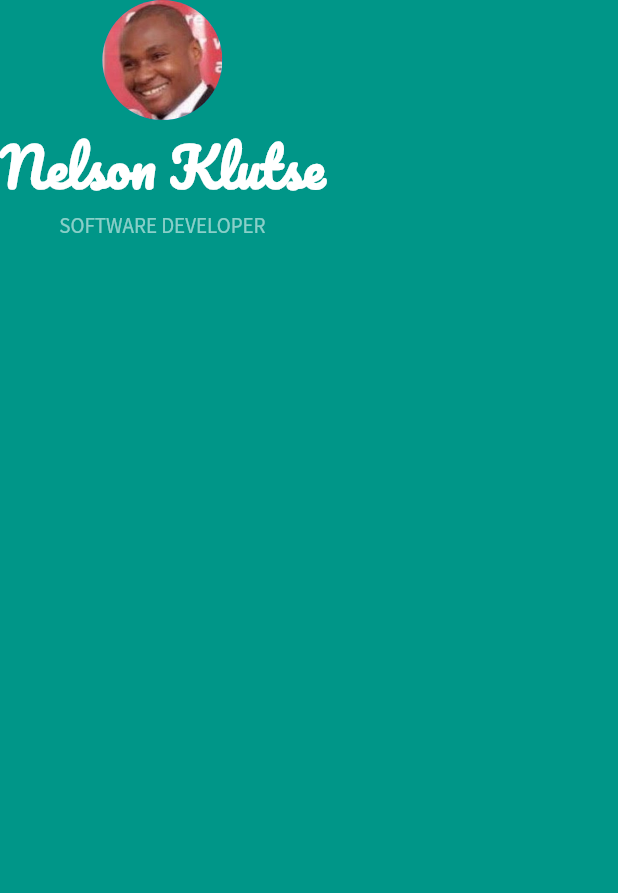
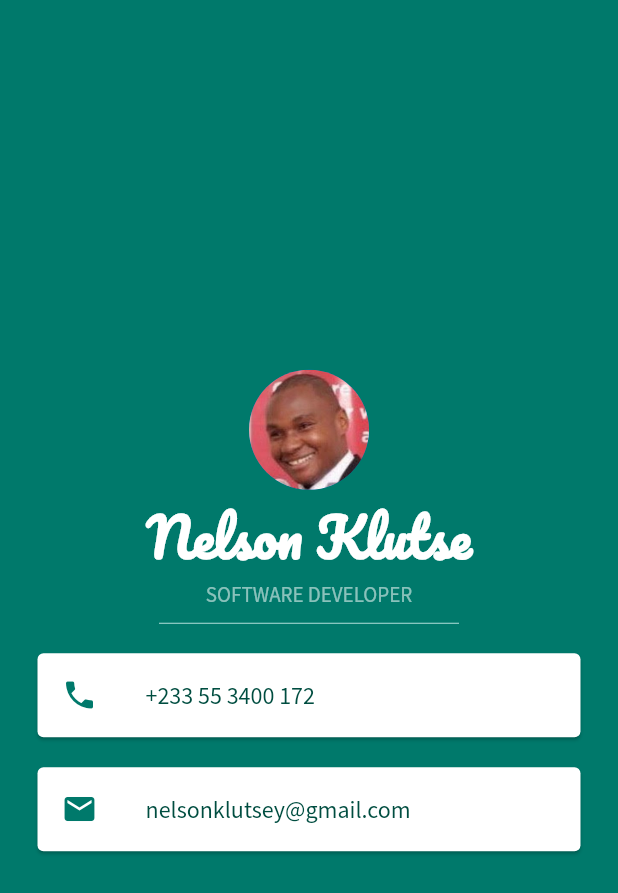
Before and after one commit to azumah/MiContact, a Flutter app: the screen it shows after launch, on a phone screen of 412 x 824 dp. Shown: the top 893 px of the screen. Run offline on Flutter 3.47's test engine with Material 2 defaults, Android fonts, the phone set to English and light mode, and no system bars.

Commit message:
center job profile

```diff
--- a/lib/main.dart
+++ b/lib/main.dart
@@ -9,9 +9,10 @@ class MiContact extends StatelessWidget {
   Widget build(BuildContext context) {
     return MaterialApp(
       home: Scaffold(
-        backgroundColor: Colors.teal[500],
+        backgroundColor: Colors.teal.shade700,
         body: SafeArea(
           child: Column(
+            mainAxisAlignment: MainAxisAlignment.center,
             children: <Widget>[
               CircleAvatar(
                 radius: 40,
@@ -33,6 +34,48 @@ class MiContact extends StatelessWidget {
                     fontFamily: 'SourceSansPro',
                     fontWeight: FontWeight.normal),
               ),
+              SizedBox(
+                height: 20.0,
+                width: 200.0,
+                child: Divider(
+                  color: Colors.teal.shade100,
+                ),
+              ),
+              Card(
+                margin: EdgeInsets.symmetric(vertical: 10.0, horizontal: 25.0),
+                child: ListTile(
+                  leading: Icon(
+                    Icons.phone,
+                    color: Colors.teal.shade700,
+                  ),
+                  title: Text(
+                    '+233 55 3400 172',
+                    style: TextStyle(
+                      color: Colors.teal.shade900,
+                      fontFamily: 'SourceSansPro',
+                      fontSize: 16.0,
+                    ),
+                  ),
+                ),
+              ),
+              Card(
+                color: Colors.white,
+                margin: EdgeInsets.symmetric(vertical: 10.0, horizontal: 25.0),
+                child: ListTile(
+                  leading: Icon(
+                    Icons.email,
+                    color: Colors.teal.shade700,
+                  ),
+                  title: Text(
+                    'nelsonklutsey@gmail.com',
+                    style: TextStyle(
+                      color: Colors.teal.shade900,
+                      fontFamily: 'SourceSansPro',
+                      fontSize: 16.0,
+                    ),
+                  ),
+                ),
+              ),
             ],
           ),
         ),
```
Also changed, not shown: pubspec.yaml (+0 -12 lines).
